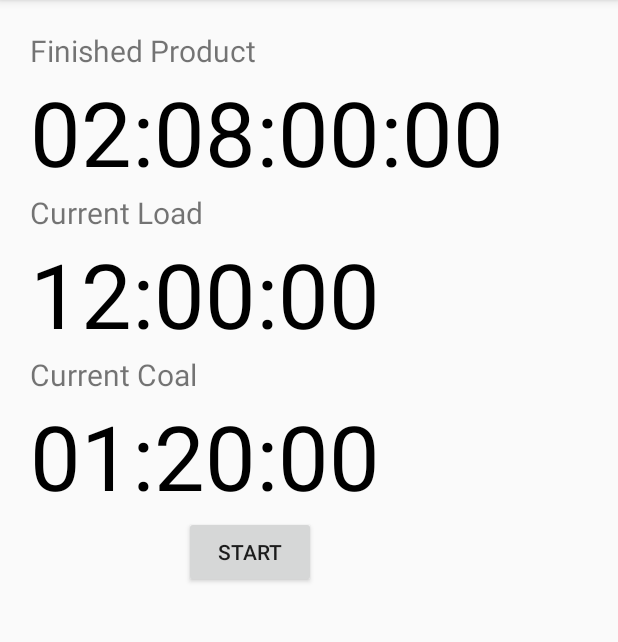
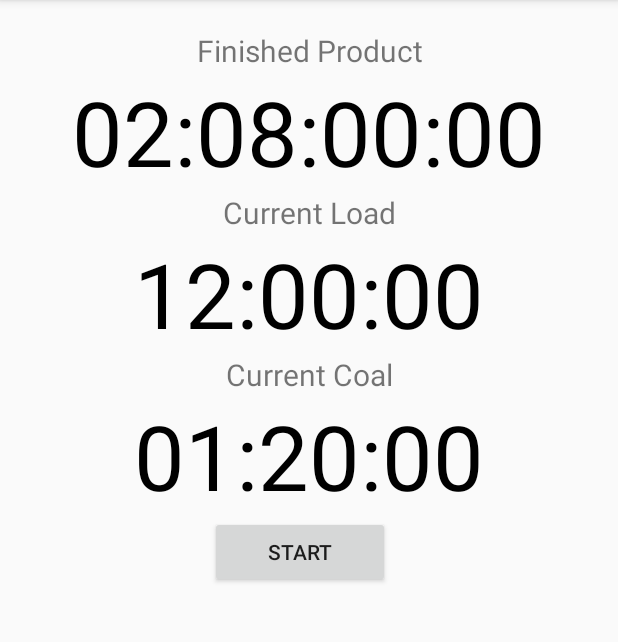
Before and after one commit to jake024d/SteelTimer, an Android app: the screen it shows after launch (MainActivity), on a phone screen of 412 x 824 dp, the part 84-726 px from its top. Run offline under Robolectric (Android 15) with nearby library versions, the phone set to English and light mode, and no system bars.

Commit message:
Remove invalid attributes. Add center gravity to TextViews. Add horizontal orientation to LinearLayout child. Add weight to buttons. Update dimens.xml file.

```diff
--- a/app/src/main/res/layout/activity_main.xml
+++ b/app/src/main/res/layout/activity_main.xml
@@ -7,95 +7,83 @@
     tools:context="com.example.android.steeltimer.MainActivity">
 
     <TextView
-        android:layout_width="wrap_content"
+        android:layout_width="match_parent"
         android:layout_height="wrap_content"
-        android:layout_above="@+id/text_view_countdown"
-        android:layout_alignRight="@+id/text_view_countdown"
+        android:gravity="center"
         android:text="@string/finished_product"
         android:textSize="@dimen/text_one" />
 
     <TextView
         android:id="@+id/text_view_countdown"
-        android:layout_width="wrap_content"
+        android:layout_width="match_parent"
         android:layout_height="wrap_content"
-        android:layout_centerHorizontal="true"
-        android:layout_centerVertical="true"
+        android:gravity="center"
         android:text="@string/timer_start"
         android:textColor="@android:color/black"
         android:textSize="@dimen/text_two" />
 
     <TextView
         android:id="@+id/current_burn_timer_text"
-        android:layout_width="wrap_content"
+        android:layout_width="match_parent"
         android:layout_height="wrap_content"
-        android:layout_below="@id/text_view_countdown"
-        android:layout_alignRight="@+id/text_view_countdown"
+        android:gravity="center"
         android:text="@string/current_load"
         android:textSize="@dimen/text_one" />
 
     <TextView
         android:id="@+id/text_view_countdown_two"
-        android:layout_width="wrap_content"
+        android:layout_width="match_parent"
         android:layout_height="wrap_content"
-        android:layout_below="@id/current_burn_timer_text"
-        android:layout_centerHorizontal="true"
-        android:layout_centerVertical="true"
+        android:gravity="center"
         android:text="@string/timer_twelve_hours"
         android:textColor="@android:color/black"
         android:textSize="@dimen/text_two" />
 
     <TextView
         android:id="@+id/current_coal_timer_text"
-        android:layout_width="wrap_content"
+        android:layout_width="match_parent"
         android:layout_height="wrap_content"
-        android:layout_below="@id/text_view_countdown_two"
-        android:layout_alignRight="@+id/text_view_countdown"
+        android:gravity="center"
         android:text="@string/current_coal"
         android:textSize="@dimen/text_one" />
 
     <TextView
         android:id="@+id/text_view_countdown_three"
-        android:layout_width="wrap_content"
+        android:layout_width="match_parent"
         android:layout_height="wrap_content"
-        android:layout_below="@id/current_burn_timer_text"
-        android:layout_centerHorizontal="true"
-        android:layout_centerVertical="true"
+        android:gravity="center"
         android:text="@string/timer_onehour_twentymin"
         android:textColor="@android:color/black"
         android:textSize="@dimen/text_two" />
 
     <LinearLayout
         android:layout_width="match_parent"
-        android:layout_height="wrap_content">
+        android:layout_height="wrap_content"
+        android:orientation="horizontal">
 
         <Button
             android:id="@+id/button_add_coal"
-            android:layout_width="wrap_content"
+            android:layout_width="@dimen/none"
             android:layout_height="wrap_content"
-            android:layout_marginRight="@dimen/margin"
-            android:layout_toLeftOf="@+id/button_start_pause"
-            android:layout_below="@+id/text_view_countdown"
+            android:layout_weight="1"
             android:text="@string/add_coal"
             android:visibility="invisible"
             tools:visibility="visible"/>
 
         <Button
             android:id="@+id/button_start_pause"
-            android:layout_width="wrap_content"
+            android:layout_width="@dimen/none"
             android:layout_height="wrap_content"
-            android:layout_below="@+id/text_view_countdown"
-            android:layout_centerHorizontal="true"
+            android:layout_weight="1"
             android:text="@string/start" />
 
         <Button
             android:id="@+id/button_reset"
-            android:layout_width="wrap_content"
+            android:layout_width="@dimen/none"
             android:layout_height="wrap_content"
-            android:layout_below="@+id/text_view_countdown"
+            android:layout_weight="1"
             android:layout_marginStart="@dimen/margin"
             android:layout_marginLeft="@dimen/margin"
-            android:layout_toEndOf="@+id/button_start_pause"
-            android:layout_toRightOf="@+id/button_start_pause"
             android:text="@string/reset"
             android:visibility="invisible"
             tools:visibility="visible" />
--- a/app/src/main/res/values/dimen.xml
+++ b/app/src/main/res/values/dimens.xml
@@ -4,4 +4,5 @@
     <dimen name="text_one">20sp</dimen>
     <dimen name="text_two">60sp</dimen>
     <dimen name="margin">11dp</dimen>
+    <dimen name="none">0dp</dimen>
 </resources>
```
